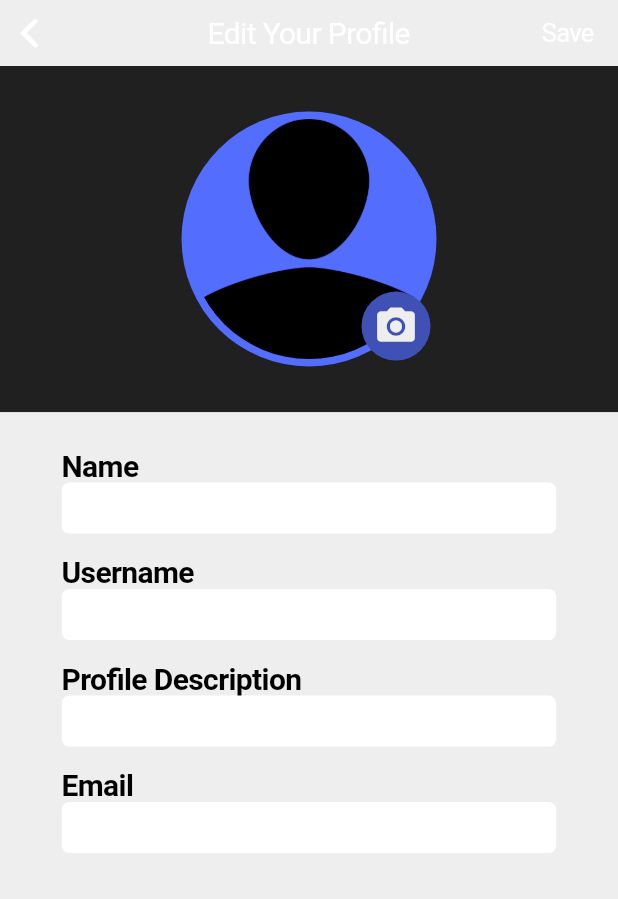
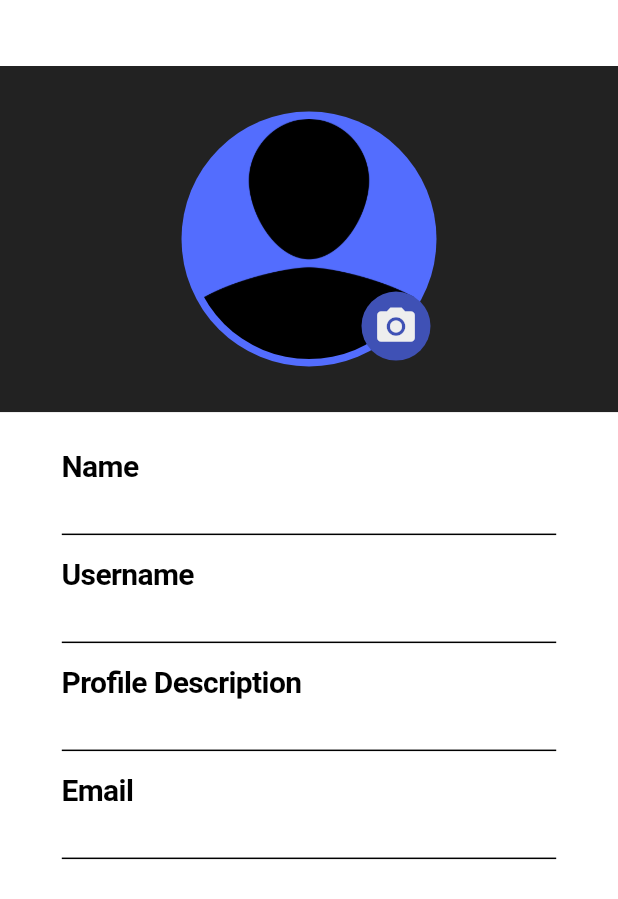
Before and after one commit to philalem/tutorial_app, a Flutter app: the EditProfile screen opened directly, on a phone screen of 412 x 824 dp. Shown: the top 899 px of the screen. Run offline on Flutter 3.47's test engine with Material 2 defaults, Android fonts, the phone set to English and light mode, and no system bars; our stand-ins replace camera, cloud_firestore, firebase_auth, firebase_storage, google_fonts, image_cropper and 3 more; missing offline and left inert: algolia; accounts and stored records are empty.

Commit message:
updated the edit profile textfield decoration

```diff
--- a/lib/profile/editProfile.dart
+++ b/lib/profile/editProfile.dart
@@ -86,7 +86,7 @@ class _EditProfileState extends State<EditProfile> {
           ),
         ),
       ),
-      backgroundColor: Colors.grey[200],
+      backgroundColor: Colors.white,
       child: Stack(
         children: <Widget>[
           Center(
@@ -167,8 +167,9 @@ class _EditProfileState extends State<EditProfile> {
                               controller: nameController,
                               decoration: BoxDecoration(
                                 color: Colors.white,
-                                borderRadius:
-                                    BorderRadius.all(Radius.circular(5.0)),
+                                border: Border(
+                                    bottom: BorderSide(
+                                        color: Colors.black, width: 1)),
                               ),
                               textAlignVertical: TextAlignVertical.center,
                               textInputAction: TextInputAction.done,
@@ -215,8 +216,9 @@ class _EditProfileState extends State<EditProfile> {
                               controller: usernameController,
                               decoration: BoxDecoration(
                                 color: Colors.white,
-                                borderRadius:
-                                    BorderRadius.all(Radius.circular(5.0)),
+                                border: Border(
+                                    bottom: BorderSide(
+                                        color: Colors.black, width: 1)),
                               ),
                               onChanged: (value) {
                                 _isValidUsername(value);
@@ -254,8 +256,9 @@ class _EditProfileState extends State<EditProfile> {
                               controller: biographyController,
                               decoration: BoxDecoration(
                                 color: Colors.white,
-                                borderRadius:
-                                    BorderRadius.all(Radius.circular(5.0)),
+                                border: Border(
+                                    bottom: BorderSide(
+                                        color: Colors.black, width: 1)),
                               ),
                               onSubmitted: (value) {
                                 focusNode.unfocus();
@@ -290,8 +293,9 @@ class _EditProfileState extends State<EditProfile> {
                               controller: emailController,
                               decoration: BoxDecoration(
                                 color: Colors.white,
-                                borderRadius:
-                                    BorderRadius.all(Radius.circular(5.0)),
+                                border: Border(
+                                    bottom: BorderSide(
+                                        color: Colors.black, width: 1)),
                               ),
                               onSubmitted: (value) {
                                 focusNode.unfocus();
```
Also changed, not shown: 1 other file.
